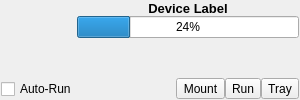
trueos/pcbsd, file src-qt5/pc-mounttray/DeviceWidget.ui: the form before one commit.
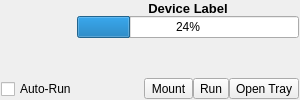
The form after the commit. Icons and pictures are not drawn.

Commit message: Add some more work on the new widget for the mounttray to use the pc-sysconfig backend (not tied in yet).

What changed in the file:
```diff
--- a/src-qt5/pc-mounttray/DeviceWidget.ui
+++ b/src-qt5/pc-mounttray/DeviceWidget.ui
@@ -194,7 +194,7 @@
          <item>
           <widget class="QToolButton" name="tool_tray">
            <property name="text">
-            <string>Tray</string>
+            <string>Open Tray</string>
            </property>
            <property name="icon">
             <iconset resource="pc-mounttray.qrc">
```
Left out of the diff: 4 changed lines with no effect on the pictures. The commit also changes 4 other files.
